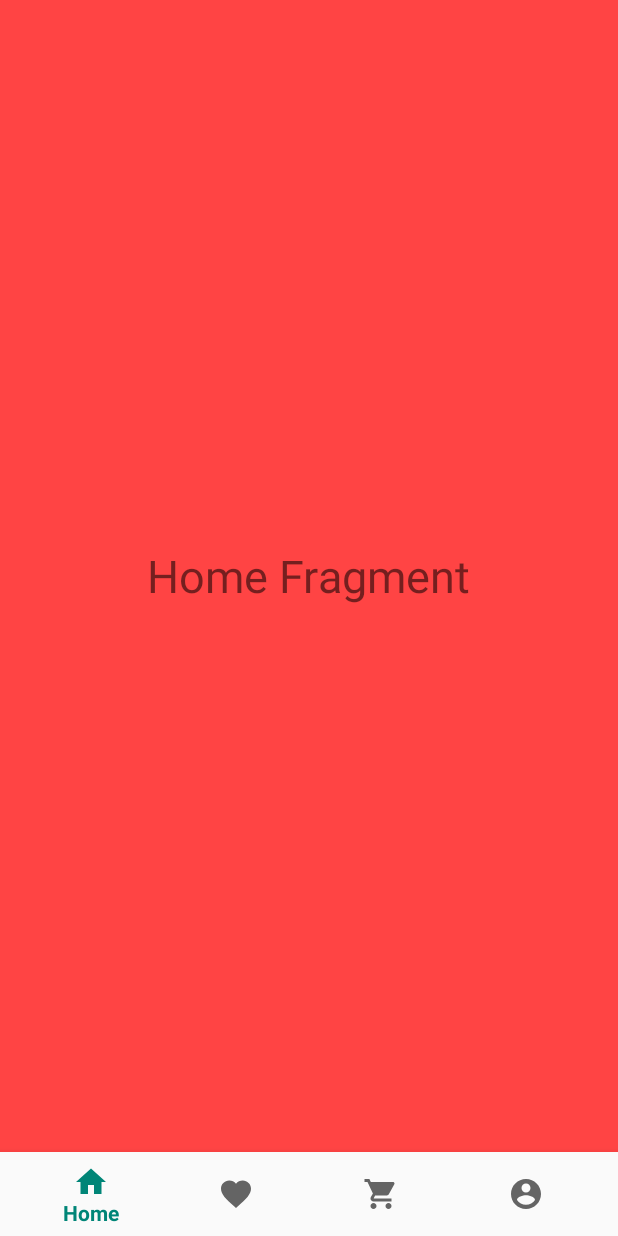
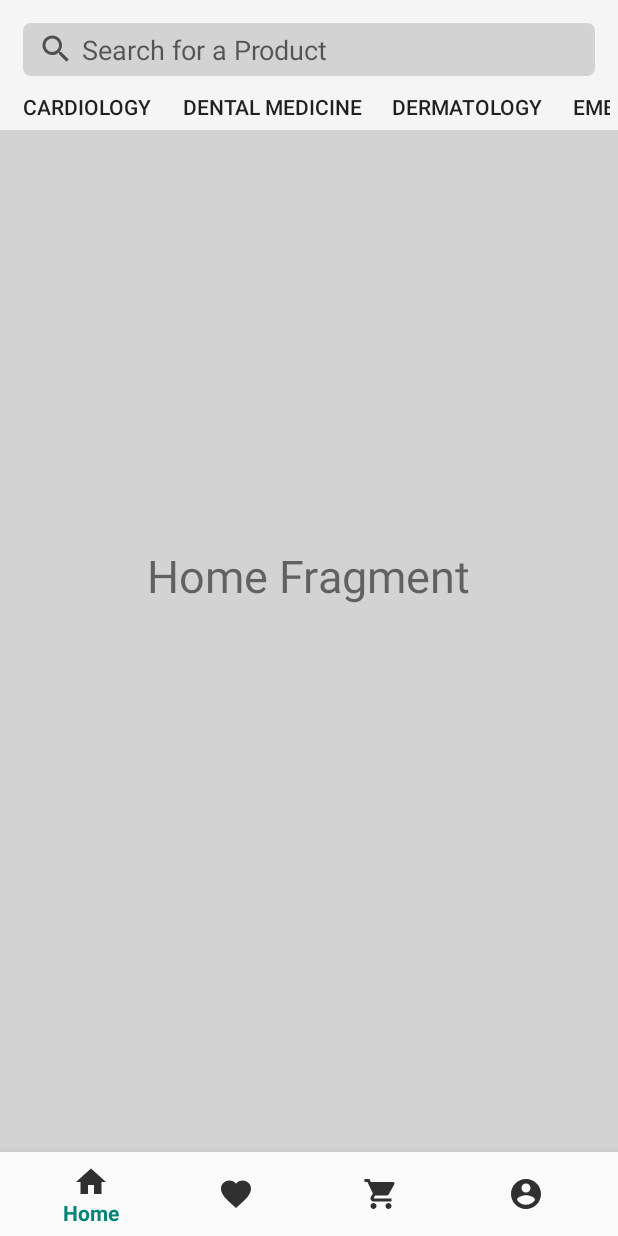
Before and after one commit to princejoogie/skrooll_app, an Android app: the DashboardActivity screen opened directly, with no data from a screen before it, on a phone screen of 412 x 824 dp. Run offline under Robolectric (Android 15) with nearby library versions, the phone set to English and light mode, and no system bars.

Commit message:
search bar

```diff
--- /dev/null
+++ b/app/src/main/res/drawable/ic_cloud_download_black_24dp.xml
@@ -0,0 +1,4 @@
+<vector android:height="75dp" android:viewportHeight="24.0"
+    android:viewportWidth="24.0" android:width="75dp" xmlns:android="http://schemas.android.com/apk/res/android">
+    <path android:fillColor="#FF000000" android:pathData="M19.35,10.04C18.67,6.59 15.64,4 12,4 9.11,4 6.6,5.64 5.35,8.04 2.34,8.36 0,10.91 0,14c0,3.31 2.69,6 6,6h13c2.76,0 5,-2.24 5,-5 0,-2.64 -2.05,-4.78 -4.65,-4.96zM17,13l-5,5 -5,-5h3V9h4v4h3z"/>
+</vector>
--- /dev/null
+++ b/app/src/main/res/drawable/ic_search_black_24dp.xml
@@ -0,0 +1,5 @@
+<vector android:height="24dp" android:tint="#505050"
+    android:viewportHeight="24.0" android:viewportWidth="24.0"
+    android:width="24dp" xmlns:android="http://schemas.android.com/apk/res/android">
+    <path android:fillColor="#FF000000" android:pathData="M15.5,14h-0.79l-0.28,-0.27C15.41,12.59 16,11.11 16,9.5 16,5.91 13.09,3 9.5,3S3,5.91 3,9.5 5.91,16 9.5,16c1.61,0 3.09,-0.59 4.23,-1.57l0.27,0.28v0.79l5,4.99L20.49,19l-4.99,-5zM9.5,14C7.01,14 5,11.99 5,9.5S7.01,5 9.5,5 14,7.01 14,9.5 11.99,14 9.5,14z"/>
+</vector>
--- /dev/null
+++ b/app/src/main/res/drawable/search_bar.xml
@@ -0,0 +1,7 @@
+<?xml version="1.0" encoding="utf-8"?>
+<shape xmlns:android="http://schemas.android.com/apk/res/android"
+    android:shape="rectangle">
+
+    <corners android:radius="5dp"/>
+    <solid android:color="@color/light_gray"/>
+</shape>
--- a/app/src/main/res/layout/activity_dashboard.xml
+++ b/app/src/main/res/layout/activity_dashboard.xml
@@ -4,8 +4,13 @@
     xmlns:tools="http://schemas.android.com/tools"
     android:layout_width="match_parent"
     android:layout_height="match_parent"
-    android:background="@color/app_background"
     tools:context=".DashboardActivity">
+
+    <ImageView
+        android:src="@drawable/ic_cloud_download_black_24dp"
+        android:layout_centerInParent="true"
+        android:layout_width="wrap_content"
+        android:layout_height="wrap_content"/>
 
     <FrameLayout
         android:id="@+id/fragment_container"
@@ -19,6 +24,7 @@
         android:layout_height="wrap_content"
         android:layout_alignParentBottom="true"
         app:menu="@menu/bottom_navigation"
+        app:itemIconTint="#303030"
         android:background="?android:attr/windowBackground"/>
 
 </RelativeLayout>
--- a/app/src/main/res/layout/fragment_home.xml
+++ b/app/src/main/res/layout/fragment_home.xml
@@ -1,7 +1,92 @@
 <?xml version="1.0" encoding="utf-8"?>
 <RelativeLayout xmlns:android="http://schemas.android.com/apk/res/android"
     android:layout_width="match_parent" android:layout_height="match_parent"
-    android:background="@android:color/holo_red_light">
+    android:background="@color/light_gray">
+
+    <LinearLayout
+        android:layout_alignParentTop="true"
+        android:background="@color/white_smoke"
+        android:orientation="vertical"
+        android:layout_width="match_parent"
+        android:layout_height="wrap_content">
+
+        <EditText
+            android:hint="Search for a Product"
+            android:singleLine="true"
+            android:drawablePadding="5dp"
+            android:paddingHorizontal="10dp"
+            android:paddingVertical="5dp"
+            android:drawableStart="@drawable/ic_search_black_24dp"
+            android:background="@drawable/search_bar"
+            android:layout_marginTop="15dp"
+            android:layout_marginBottom="5dp"
+            android:layout_marginHorizontal="15dp"
+            android:layout_width="match_parent"
+            android:layout_height="wrap_content"/>
+
+        <HorizontalScrollView
+            android:scrollbars="none"
+            android:layout_margin="5dp"
+            android:layout_width="match_parent"
+            android:layout_height="wrap_content">
+
+            <LinearLayout
+                android:orientation="horizontal"
+                android:layout_width="match_parent"
+                android:layout_height="wrap_content">
+
+                <Button
+                    android:foreground="?android:selectableItemBackground"
+                    android:paddingHorizontal="10dp"
+                    android:text="Cardiology"
+                    android:background="@color/white_smoke"
+                    android:layout_width="wrap_content"
+                    android:layout_height="20dp"/>
+
+                <Button
+                    android:foreground="?android:selectableItemBackground"
+                    android:paddingHorizontal="10dp"
+                    android:text="Dental Medicine"
+                    android:background="@color/white_smoke"
+                    android:layout_width="wrap_content"
+                    android:layout_height="20dp"/>
+
+                <Button
+                    android:foreground="?android:selectableItemBackground"
+                    android:paddingHorizontal="10dp"
+                    android:text="Dermatology"
+                    android:background="@color/white_smoke"
+                    android:layout_width="wrap_content"
+                    android:layout_height="20dp"/>
+
+                <Button
+                    android:foreground="?android:selectableItemBackground"
+                    android:paddingHorizontal="10dp"
+                    android:text="Emergency Medicine"
+                    android:background="@color/white_smoke"
+                    android:layout_width="wrap_content"
+                    android:layout_height="20dp"/>
+
+                <Button
+                    android:foreground="?android:selectableItemBackground"
+                    android:paddingHorizontal="10dp"
+                    android:text="Neurology"
+                    android:background="@color/white_smoke"
+                    android:layout_width="wrap_content"
+                    android:layout_height="20dp"/>
+
+                <Button
+                    android:foreground="?android:selectableItemBackground"
+                    android:paddingHorizontal="10dp"
+                    android:text="Oncology"
+                    android:background="@color/white_smoke"
+                    android:layout_width="wrap_content"
+                    android:layout_height="20dp"/>
+
+            </LinearLayout>
+        </HorizontalScrollView>
+
+    </LinearLayout>
 
     <TextView
         android:layout_width="wrap_content"
--- a/app/src/main/res/layout/login_activity.xml
+++ b/app/src/main/res/layout/login_activity.xml
@@ -4,13 +4,12 @@
     xmlns:tools="http://schemas.android.com/tools"
     android:layout_width="match_parent"
     android:layout_height="match_parent"
-    android:gravity="center"
     android:background="@color/app_background"
     tools:context=".LoginActivity">
 
     <LinearLayout
+        android:layout_centerInParent="true"
         android:layout_margin="30dp"
-        android:gravity="center"
         android:orientation="vertical"
         android:layout_width="match_parent"
         android:layout_height="wrap_content">
--- a/app/src/main/res/values/colors.xml
+++ b/app/src/main/res/values/colors.xml
@@ -4,4 +4,6 @@
     <color name="colorPrimaryDark">#00574B</color>
     <color name="colorAccent">#D81B60</color>
     <color name="app_background">#f21e293d</color>
+    <color name="light_gray">#D3D3D3</color>
+    <color name="white_smoke">#F5F5F5</color>
 </resources>
```
Also changed, not shown: 109 other files.
